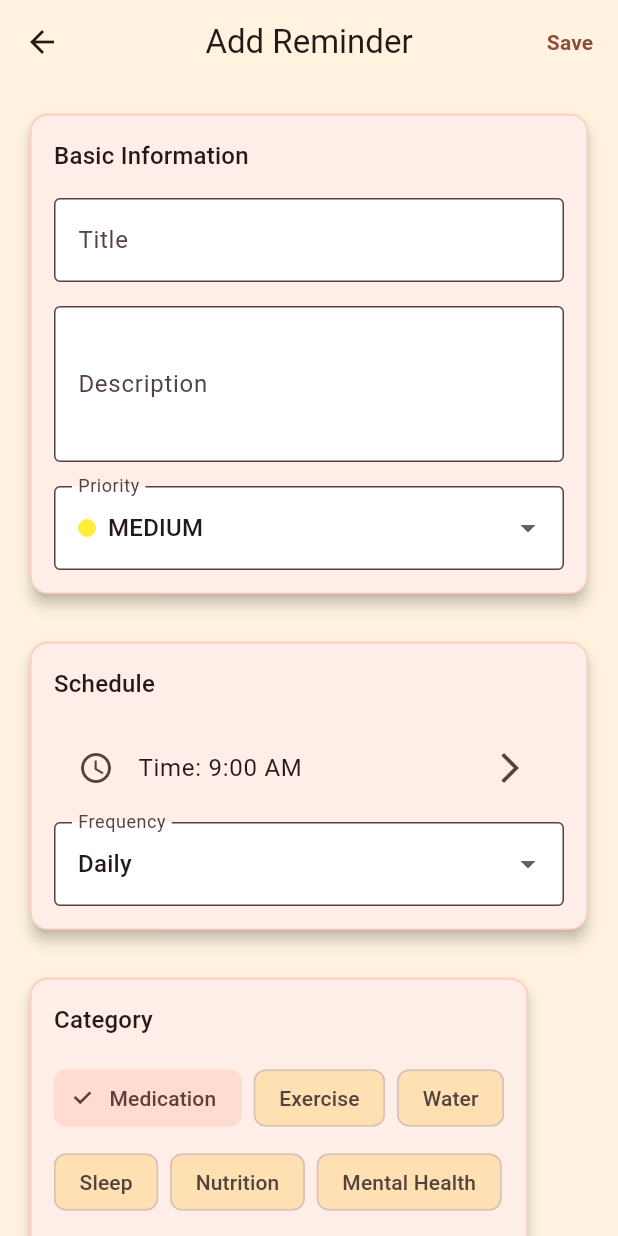
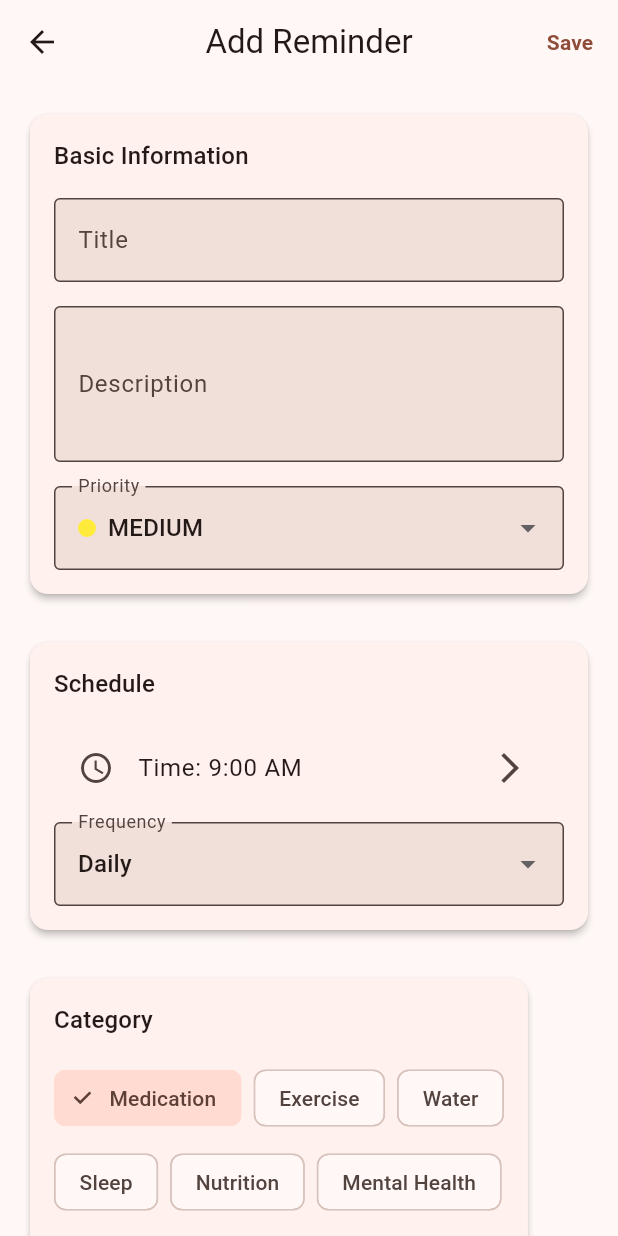
Before and after one commit to Agnelia/2do, a Flutter app: the screen it shows after launch, after a tap on the "add" icon, on a phone screen of 412 x 824 dp. Run offline on Flutter 3.47's test engine with Material 3 defaults, Android fonts, the phone set to English and light mode, and no system bars; our stand-ins replace fl_chart, shared_preferences.

Commit message:
Fix sunny theme consistency and responsive issues based on feedback
Co-authored-by: Agnelia <13274789+Agnelia@users.noreply.github.com>

```diff
--- a/lib/screens/home_screen.dart
+++ b/lib/screens/home_screen.dart
@@ -173,36 +173,19 @@ class _HomeScreenState extends State<HomeScreen> {
     return Consumer<ThemeProvider>(
       builder: (context, themeProvider, child) {
         final isSunnyTheme = themeProvider.currentTheme == AppThemeType.sunnyDay;
-        final heartColor = isSunnyTheme ? const Color(0xFFE53935) : Colors.white; // Really red for sunny theme
 
         return Card(
-          elevation: isSunnyTheme ? 6 : 2,
-          child: Container(
-            decoration: isSunnyTheme ? BoxDecoration(
-              borderRadius: BorderRadius.circular(AppConstants.radiusL),
-              gradient: LinearGradient(
-                begin: Alignment.topLeft,
-                end: Alignment.bottomRight,
-                colors: [
-                  Colors.white,
-                  ThemeConfig.sunnyHighlight.withOpacity(0.1),
-                ],
-              ),
-              border: Border.all(
-                color: ThemeConfig.sunnyAccent.withOpacity(0.2),
-                width: 1.5,
-              ),
-            ) : null,
+          elevation: isSunnyTheme ? 4 : 2,
           child: Padding(
             padding: const EdgeInsets.all(16.0),
             child: Row(
               children: [
                 CircleAvatar(
                   radius: isSunnyTheme ? 35 : 30,
-                    backgroundColor: isSunnyTheme ? ThemeConfig.sunnyAccent : Theme.of(context).colorScheme.primary,
+                  backgroundColor: isSunnyTheme ? Colors.white : Theme.of(context).colorScheme.primary,
                   child: Icon(
                     Icons.favorite,
-                      color: heartColor,
+                    color: isSunnyTheme ? const Color(0xFFE53935) : Colors.white, // Really red heart with white background for visibility
                     size: isSunnyTheme ? 35 : 30,
                   ),
                 ),
@@ -215,21 +198,18 @@ class _HomeScreenState extends State<HomeScreen> {
                         'Good day!',
                         style: Theme.of(context).textTheme.headlineSmall?.copyWith(
                           fontWeight: isSunnyTheme ? FontWeight.bold : null,
-                            color: isSunnyTheme ? ThemeConfig.sunnyAccent : null,
+                          color: isSunnyTheme ? ThemeConfig.sunnyAccent : null, // Keep red as requested
                         ),
                       ),
                       const SizedBox(height: 4),
                       Text(
                         'Keep up with your health goals',
-                          style: Theme.of(context).textTheme.bodyMedium?.copyWith(
-                            fontWeight: isSunnyTheme ? FontWeight.w500 : null,
-                          ),
+                        style: Theme.of(context).textTheme.bodyMedium, // Keep default colors (black/grey)
                       ),
                     ],
                   ),
                 ),
               ],
-              ),
             ),
           ),
         );
@@ -242,8 +222,7 @@ class _HomeScreenState extends State<HomeScreen> {
       builder: (context, statsProvider, themeProvider, child) {
         final isSunnyTheme = themeProvider.currentTheme == AppThemeType.sunnyDay;
 
-        return SizedBox(
-          height: isSunnyTheme ? 140 : 120,
+        return IntrinsicHeight(
           child: Row(
             children: [
               Expanded(
@@ -287,23 +266,7 @@ class _HomeScreenState extends State<HomeScreen> {
     final padding = isSunnyTheme ? 16.0 : 12.0;
 
     return Card(
-      elevation: isSunnyTheme ? 6 : 2,
-      child: Container(
-        decoration: isSunnyTheme ? BoxDecoration(
-          borderRadius: BorderRadius.circular(AppConstants.radiusL),
-          gradient: LinearGradient(
-            begin: Alignment.topLeft,
-            end: Alignment.bottomRight,
-            colors: [
-              Colors.white,
-              color.withOpacity(0.05),
-            ],
-          ),
-          border: Border.all(
-            color: color.withOpacity(0.3),
-            width: 1.5,
-          ),
-        ) : null,
+      elevation: isSunnyTheme ? 4 : 2,
       child: Padding(
         padding: EdgeInsets.all(padding),
         child: Column(
@@ -338,7 +301,6 @@ class _HomeScreenState extends State<HomeScreen> {
               textAlign: TextAlign.center,
             ),
           ],
-          ),
         ),
       ),
     );
--- a/lib/screens/statistics_screen.dart
+++ b/lib/screens/statistics_screen.dart
@@ -129,23 +129,7 @@ class _StatisticsScreenState extends State<StatisticsScreen> {
 
   Widget _buildOverviewCard(String title, String value, IconData icon, Color color, bool isSunnyTheme) {
     return Card(
-      elevation: isSunnyTheme ? 6 : 2,
-      child: Container(
-        decoration: isSunnyTheme ? BoxDecoration(
-          borderRadius: BorderRadius.circular(AppConstants.radiusL),
-          gradient: LinearGradient(
-            begin: Alignment.topLeft,
-            end: Alignment.bottomRight,
-            colors: [
-              Colors.white,
-              color.withOpacity(0.05),
-            ],
-          ),
-          border: Border.all(
-            color: color.withOpacity(0.3),
-            width: 1.5,
-          ),
-        ) : null,
+      elevation: isSunnyTheme ? 4 : 2,
       child: Padding(
         padding: const EdgeInsets.all(16.0),
         child: Column(
@@ -180,7 +164,6 @@ class _StatisticsScreenState extends State<StatisticsScreen> {
               textAlign: TextAlign.center,
             ),
           ],
-          ),
         ),
       ),
     );
--- a/lib/utils/constants.dart
+++ b/lib/utils/constants.dart
@@ -212,70 +212,6 @@ class AppTheme {
   static ThemeData getLightTheme(AppThemeType themeType) {
     final primaryColor = ThemeConfig.getPrimaryColor(themeType);
 
-    // Special handling for sunny day theme to make it more vibrant
-    if (themeType == AppThemeType.sunnyDay) {
-      return ThemeData(
-        colorScheme: ColorScheme.fromSeed(
-          seedColor: primaryColor,
-          brightness: Brightness.light,
-          background: ThemeConfig.sunnyBackground,
-          surface: ThemeConfig.sunnySurface,
-        ),
-        useMaterial3: true,
-        appBarTheme: AppBarTheme(
-          elevation: 0,
-          centerTitle: true,
-          backgroundColor: ThemeConfig.sunnyBackground,
-        ),
-        cardTheme: CardThemeData(
-          elevation: 4,
-          color: Colors.white,
-          surfaceTintColor: ThemeConfig.sunnyAccent.withOpacity(0.1),
-          shape: RoundedRectangleBorder(
-            borderRadius: BorderRadius.circular(AppConstants.radiusL),
-            side: BorderSide(
-              color: ThemeConfig.sunnyAccent.withOpacity(0.2),
-              width: 1,
-            ),
-          ),
-        ),
-        elevatedButtonTheme: ElevatedButtonThemeData(
-          style: ElevatedButton.styleFrom(
-            backgroundColor: ThemeConfig.sunnyAccent,
-            foregroundColor: Colors.white,
-            shape: RoundedRectangleBorder(
-              borderRadius: BorderRadius.circular(AppConstants.radiusM),
-            ),
-          ),
-        ),
-        outlinedButtonTheme: OutlinedButtonThemeData(
-          style: OutlinedButton.styleFrom(
-            foregroundColor: ThemeConfig.sunnyAccent,
-            side: BorderSide(color: ThemeConfig.sunnyAccent),
-            shape: RoundedRectangleBorder(
-              borderRadius: BorderRadius.circular(AppConstants.radiusM),
-            ),
-          ),
-        ),
-        textButtonTheme: TextButtonThemeData(
-          style: TextButton.styleFrom(
-            foregroundColor: ThemeConfig.sunnyAccent,
-            shape: RoundedRectangleBorder(
-              borderRadius: BorderRadius.circular(AppConstants.radiusM),
-            ),
-          ),
-        ),
-        inputDecorationTheme: InputDecorationTheme(
-          border: OutlineInputBorder(
-            borderRadius: BorderRadius.circular(AppConstants.radiusM),
-          ),
-          filled: true,
-          fillColor: Colors.white,
-        ),
-        scaffoldBackgroundColor: ThemeConfig.sunnyBackground,
-      );
-    }
-
     return ThemeData(
       colorScheme: ColorScheme.fromSeed(
         seedColor: primaryColor,
```
Lines whose indentation alone changed are shown as unchanged.
